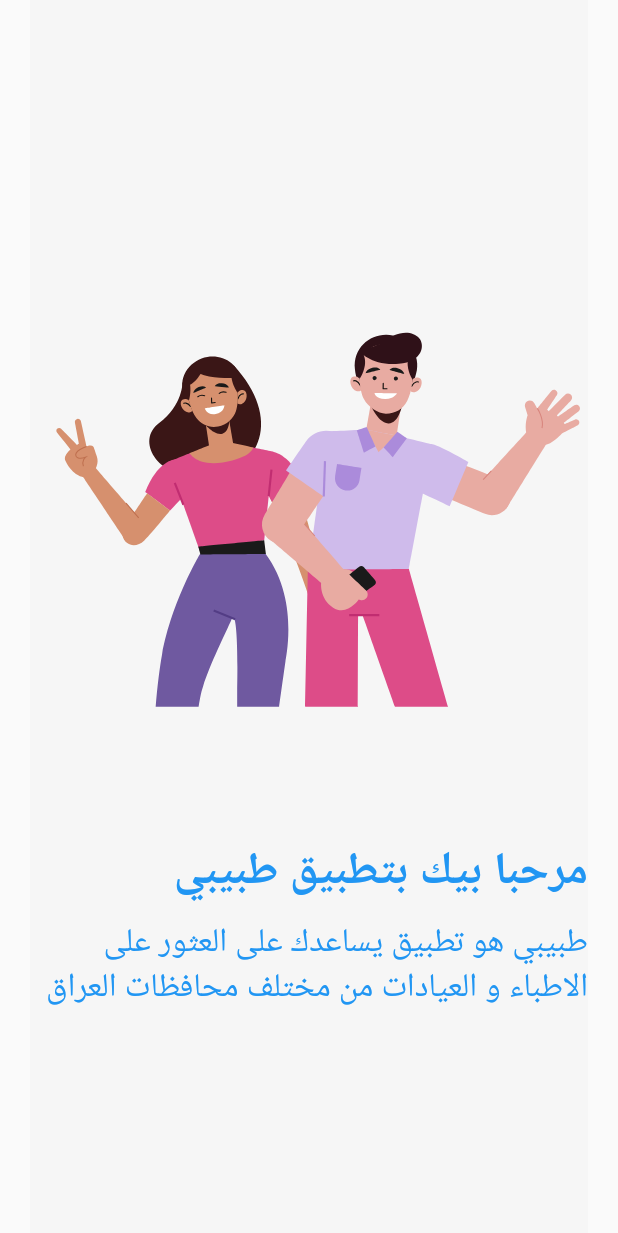
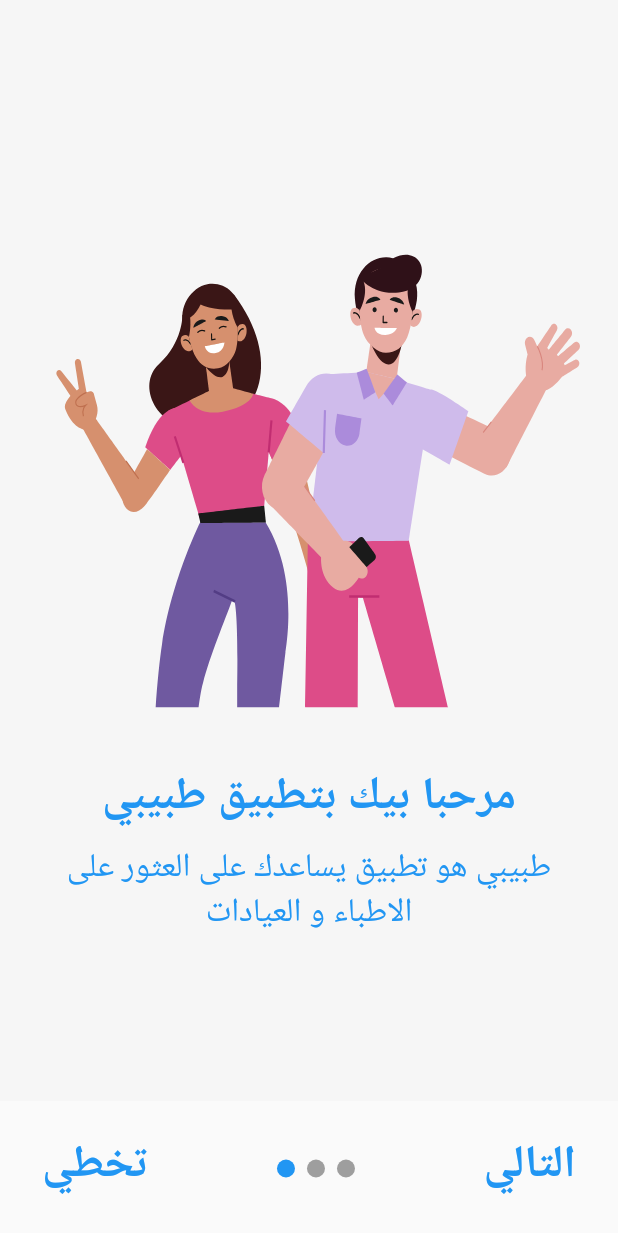
Before and after one commit to hassanali19988/medical_app, a Flutter app: the screen it shows after launch, on a phone screen of 412 x 824 dp. Shown: the top 1233 px of the screen. Run offline on Flutter 3.47's test engine with Material 2 defaults, Android fonts, the phone set to English and light mode, and no system bars; drawn by our look-alikes of lottie, smooth_page_indicator; our stand-ins replace google_fonts, shared_preferences; Roboto replaces fonts that are missing (Vazirmatn).

Commit message:
finished onboarding screen for now

```diff
--- a/Frontend/medical_app/lib/OnBoarding/onboarding_main.dart
+++ b/Frontend/medical_app/lib/OnBoarding/onboarding_main.dart
@@ -1,5 +1,8 @@
 import 'package:flutter/material.dart';
+import 'package:google_fonts/google_fonts.dart';
 import 'package:lottie/lottie.dart';
+import 'package:shared_preferences/shared_preferences.dart';
+import 'package:smooth_page_indicator/smooth_page_indicator.dart';
 
 import '../models/onboarding_models/onboarding_details.dart';
 import '../reuseable_widgets/texts_types/headline_text.dart';
@@ -13,29 +16,39 @@ class OnBoardingMain extends StatefulWidget {
 }
 
 class _OnBoardingMainState extends State<OnBoardingMain> {
+  final _pageViewController = PageController();
+  static bool isLastPage = false;
+  @override
+  void dispose() {
+    _pageViewController.dispose();
+    super.dispose();
+  }
+
   @override
   Widget build(BuildContext context) {
     return Scaffold(
+      backgroundColor: const Color(0xFFf6f6f6),
       body: PageView.builder(
+        onPageChanged: (value) {
+          setState(() {
+            isLastPage = value == Details.animations.length - 1;
+          });
+        },
+        controller: _pageViewController,
         itemCount: Details.headlines.length,
         itemBuilder: (context, index) {
           return SafeArea(
             child: Padding(
-              padding: const EdgeInsets.symmetric(horizontal: 20),
+              padding: const EdgeInsets.only(left: 20, right: 20, bottom: 80),
               child: Container(
                 width: double.maxFinite,
                 height: double.maxFinite,
-                color: const Color(0xFFf6f6f6),
                 child: Column(
-                  crossAxisAlignment: CrossAxisAlignment.end,
+                  crossAxisAlignment: CrossAxisAlignment.center,
                   mainAxisAlignment: MainAxisAlignment.center,
                   children: [
-                    SizedBox(
-                      height: 350,
-                      width: 400,
-                      child: Details.animations[index],
-                    ),
-                    const SizedBox(height: 20),
+                    Details.animations[index],
+                    // const SizedBox(height: 20),
                     HeadLineText(text: Details.headlines[index]),
                     SubText(text: Details.subTexts[index])
                   ],
@@ -45,6 +58,69 @@ class _OnBoardingMainState extends State<OnBoardingMain> {
           );
         },
       ),
+      bottomSheet: isLastPage
+          ? TextButton(
+              style: TextButton.styleFrom(
+                shape: RoundedRectangleBorder(
+                  borderRadius: BorderRadius.circular(4),
+                ),
+                backgroundColor: Colors.blue,
+                minimumSize: const Size.fromHeight(80)
+
+              ),
+
+              onPressed: () async{
+                final prefs = await SharedPreferences.getInstance();
+                prefs.setBool('showHome', true);
+                Navigator.pushNamed(context, '/home');
+              },
+              child: Text("ابدء",style: GoogleFonts.vazirmatn(fontSize: 30,color: Colors.white),))
+          : Container(
+              padding: const EdgeInsets.symmetric(horizontal: 20),
+              height: 90,
+              child: Row(
+                mainAxisAlignment: MainAxisAlignment.spaceBetween,
+                crossAxisAlignment: CrossAxisAlignment.center,
+                children: [
+                  TextButton(
+                    onPressed: () => _pageViewController
+                        .jumpToPage(Details.animations.length - 1),
+                    child: const HeadLineText(
+                      text: "تخطي",
+                      lineHeight: 1,
+                    ),
+                  ),
+                  Center(
+                    child: SmoothPageIndicator(
+                      controller: _pageViewController,
+                      count: Details.animations.length,
+                      onDotClicked: (index) {
+                        _pageViewController.animateToPage(
+                          index,
+                          duration: const Duration(milliseconds: 350),
+                          curve: Curves.easeIn,
+                        );
+                      },
+                      effect: const WormEffect(
+                          activeDotColor: Colors.blue,
+                          dotWidth: 12,
+                          dotHeight: 12),
+                    ),
+                  ),
+                  TextButton(
+                      onPressed: () {
+                        _pageViewController.nextPage(
+                          duration: Duration(milliseconds: 500),
+                          curve: Curves.easeInOut,
+                        );
+                      },
+                      child: const HeadLineText(
+                        text: "التالي",
+                        lineHeight: 1,
+                      )),
+                ],
+              ),
+            ),
     );
   }
 }
--- a/Frontend/medical_app/lib/main.dart
+++ b/Frontend/medical_app/lib/main.dart
@@ -1,18 +1,31 @@
 import 'package:flutter/material.dart';
+import 'package:shared_preferences/shared_preferences.dart';
 
+import 'Home/home_main.dart';
 import 'OnBoarding/onboarding_main.dart';
 
-void main() => runApp(MyApp());
+void main() async {
+  WidgetsFlutterBinding.ensureInitialized();
+  final prefs = await SharedPreferences.getInstance();
+  final showHome = prefs.getBool('showHome') ?? false;
+  runApp(MyApp(showHome: showHome,));
+}
 
 class MyApp extends StatelessWidget {
+  final bool showHome;
+  const MyApp({
+    Key? key,
+    required this.showHome,
+  }) : super(key: key);
   @override
   Widget build(BuildContext context) {
     return MaterialApp(
-      // theme: ThemeData(
-
-      // ),
       title: 'Material App',
-      home: OnBoardingMain(),
+      initialRoute: showHome ?'/home':'/',
+      routes: {
+        '/': (context) => OnBoardingMain(),
+        '/home': (context) => Home()
+      },
     );
   }
 }
--- a/Frontend/medical_app/lib/models/onboarding_models/onboarding_details.dart
+++ b/Frontend/medical_app/lib/models/onboarding_models/onboarding_details.dart
@@ -1,3 +1,5 @@
+import 'package:flutter/cupertino.dart';
+import 'package:flutter/material.dart';
 import 'package:lottie/lottie.dart';
 
 abstract class Details {
@@ -7,13 +9,28 @@ abstract class Details {
     'تكدر تحجز عند طبيب'
   ];
   static List subTexts = [
-    'طبيبي هو تطبيق يساعدك على العثور على الاطباء و العيادات من مختلف محافظات العراق',
+    'طبيبي هو تطبيق يساعدك على العثور على الاطباء و العيادات',
     'تطبيق طبيبي فيه اكثر من 250 طبيب من مختلف محافظات العراق',
     'يوفرلك التطبيق امكانية الحجز عند الطبيب مع موعد محدد'
   ];
   static List animations = [
-    LottieBuilder.asset('Assets/Lottie json/welcome.json'),
-    LottieBuilder.asset('Assets/Lottie json/medical-app.json'),
-    LottieBuilder.asset('Assets/Lottie json/medical-frontliners.json'),
+    LottieBuilder.asset(
+      'Assets/Lottie json/welcome.json',
+      fit: BoxFit.fill,
+       width: 400,
+    height: 350,
+    ),
+    LottieBuilder.asset(
+      'Assets/Lottie json/medical-app.json',
+      fit: BoxFit.contain,
+      width: 400,
+      height: 350,
+    ),
+    LottieBuilder.asset(
+      'Assets/Lottie json/medical-frontliners.json',
+      fit: BoxFit.contain,
+      width: 400,
+      height: 350,
+    ),
   ];
 }
--- a/Frontend/medical_app/lib/reuseable_widgets/texts_types/headline_text.dart
+++ b/Frontend/medical_app/lib/reuseable_widgets/texts_types/headline_text.dart
@@ -4,14 +4,16 @@ import 'package:google_fonts/google_fonts.dart';
 class HeadLineText extends StatelessWidget {
   final double size;
   final String text;
+  final double lineHeight;
   const HeadLineText({
     Key? key,
     this.size = 30.0,
+    this.lineHeight = 3,
     required this.text,
   }) : super(key: key);
 
   @override
   Widget build(BuildContext context) {
-    return Text(text,style: GoogleFonts.vazirmatn(fontSize: size,fontWeight: FontWeight.bold,color: Colors.blue,height: 3),);
+    return Text(text,style: GoogleFonts.vazirmatn(fontSize: size,fontWeight: FontWeight.bold,color: Colors.blue,height: lineHeight),);
   }
 }
--- a/Frontend/medical_app/lib/reuseable_widgets/texts_types/sub_text.dart
+++ b/Frontend/medical_app/lib/reuseable_widgets/texts_types/sub_text.dart
@@ -12,6 +12,6 @@ class SubText extends StatelessWidget {
 
   @override
   Widget build(BuildContext context) {
-    return Text(text,textAlign:TextAlign.end ,style: GoogleFonts.vazirmatn(fontSize: size,fontWeight: FontWeight.w400,color: Colors.blue),);
+    return Text(text,textAlign:TextAlign.center ,style: GoogleFonts.vazirmatn(fontSize: size,fontWeight: FontWeight.w400,color: Colors.blue),);
   }
 }
--- a/Frontend/medical_app/pubspec.yaml
+++ b/Frontend/medical_app/pubspec.yaml
@@ -34,6 +34,7 @@ dependencies:
   google_fonts: ^3.0.1
   shared_preferences: ^2.0.15
   lottie: ^1.4.2
+  smooth_page_indicator: ^1.0.0+2
 
 
   # The following adds the Cupertino Icons font to your application.
```
Also changed, not shown: Frontend/medical_app/lib/Home/home_main.dart (added, +12 -0 lines), Frontend/medical_app/pubspec.lock, 1 other file.
